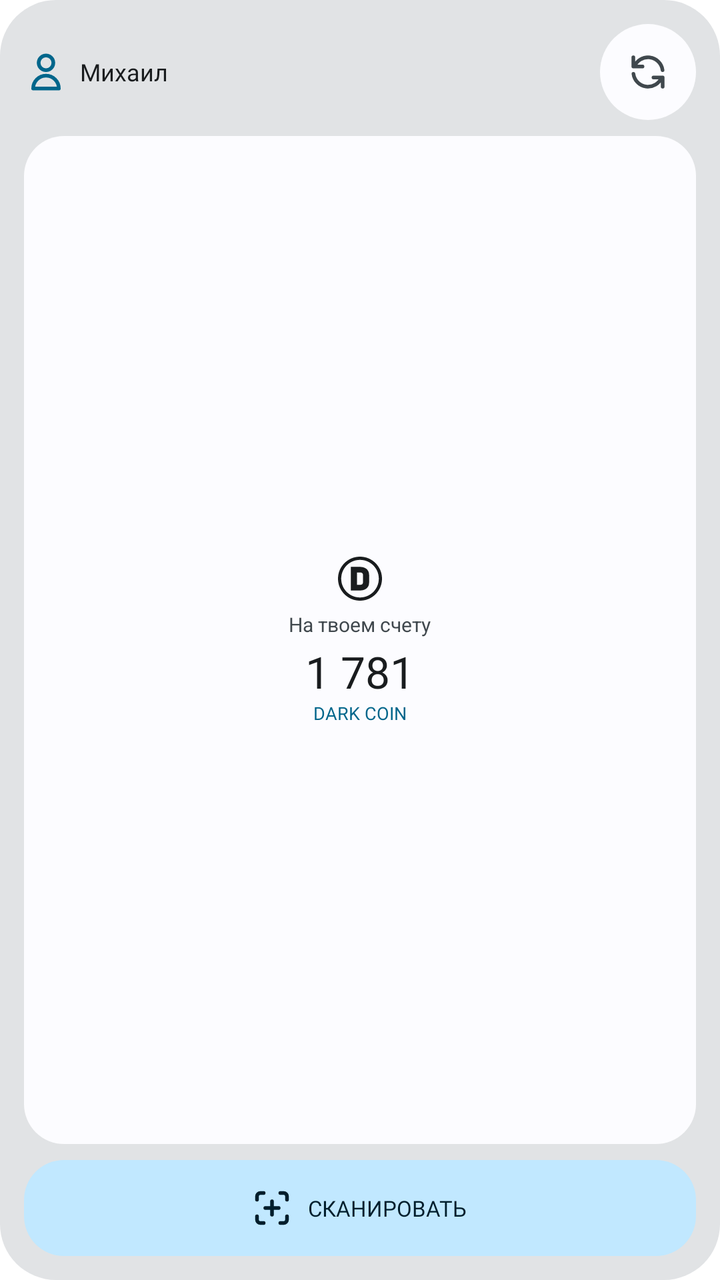
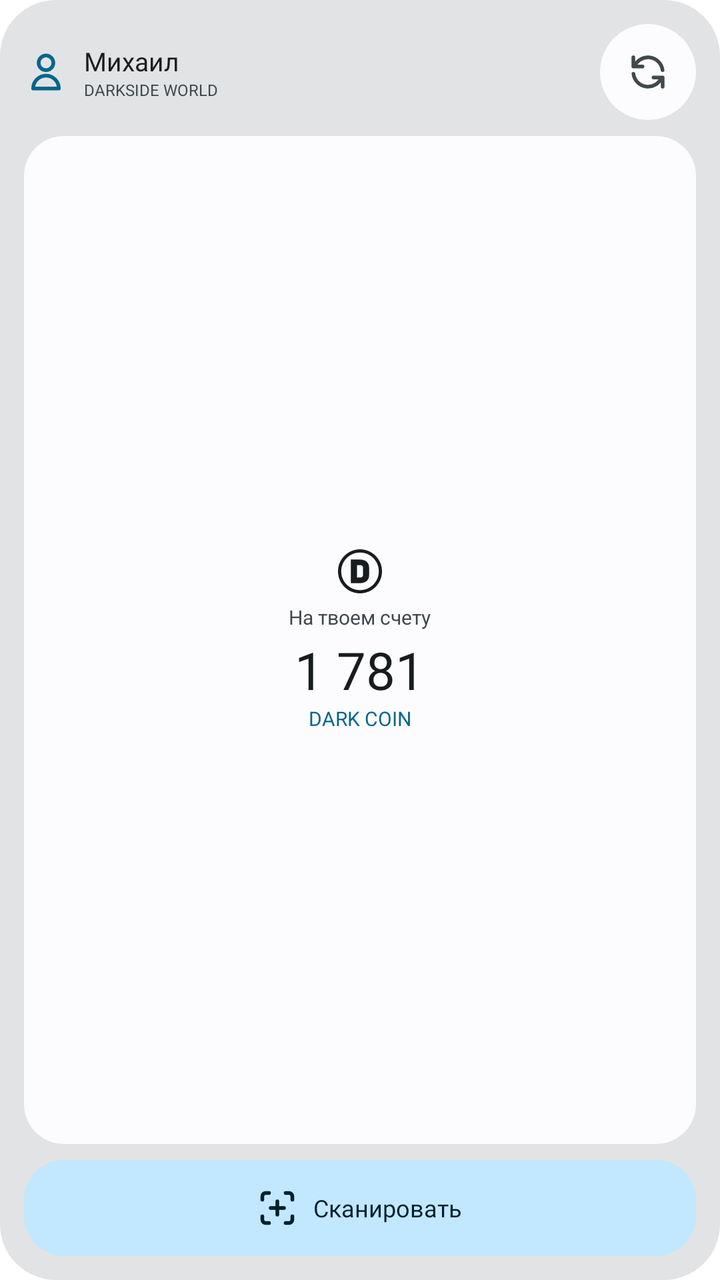

An Android layout rendered at two revisions. The XML below is the earlier revision; the diff shows what the commit changed to produce the second picture.
<!-- AndroidManifest.xml: application theme Theme.Darkside -->
<!-- res/layout/widget_darkside_tall.xml -->
<?xml version="1.0" encoding="utf-8"?>
<LinearLayout xmlns:android="http://schemas.android.com/apk/res/android"
    android:id="@+id/widget_root_tall"
    android:layout_width="match_parent"
    android:layout_height="match_parent"
    android:background="@drawable/bg_widget_container"
    android:orientation="vertical"
    android:padding="12dp">

    
    <LinearLayout
        android:layout_width="match_parent"
        android:layout_height="wrap_content"
        android:gravity="center_vertical"
        android:orientation="horizontal">

        <ImageView
            android:layout_width="22dp"
            android:layout_height="22dp"
            android:src="@drawable/ic_user"
            android:contentDescription="@string/app_name" />

        <TextView
            android:id="@+id/widget_user_name_tall"
            android:layout_width="0dp"
            android:layout_height="wrap_content"
            android:layout_marginStart="6dp"
            android:layout_weight="1"
            android:ellipsize="end"
            android:fontFamily="@font/unisans_bold"
            android:singleLine="true"
            android:text="Михаил"
            android:textColor="@color/widget_text_primary"
            android:textSize="12sp" />

        
        <ImageView
            android:id="@+id/widget_btn_refresh_tall"
            android:layout_width="48dp"
            android:layout_height="48dp"
            android:background="@drawable/bg_pill_badge"
            android:contentDescription="@string/refresh_btn"
            android:padding="13dp"
            android:src="@drawable/ic_refresh" />
    </LinearLayout>

    
    <LinearLayout
        android:layout_width="match_parent"
        android:layout_height="0dp"
        android:layout_marginTop="8dp"
        android:layout_marginBottom="8dp"
        android:layout_weight="1"
        android:background="@drawable/bg_widget_inner_card"
        android:gravity="center"
        android:orientation="vertical"
        android:padding="8dp">

        <ImageView
            android:layout_width="24dp"
            android:layout_height="24dp"
            android:src="@drawable/ic_coin"
            android:contentDescription="@string/app_name" />

        <TextView
            android:layout_width="wrap_content"
            android:layout_height="wrap_content"
            android:layout_marginTop="4dp"
            android:singleLine="true"
            android:text="@string/balance_label"
            android:textColor="@color/widget_text_secondary"
            android:textSize="10sp" />

        <TextView
            android:id="@+id/widget_balance_tall"
            android:layout_width="wrap_content"
            android:layout_height="wrap_content"
            android:layout_marginTop="2dp"
            android:fontFamily="@font/unisans_heavy"
            android:singleLine="true"
            android:text="1 781"
            android:textColor="@color/widget_text_primary"
            android:textSize="22sp" />

        <TextView
            android:id="@+id/widget_coins_label_tall"
            android:layout_width="wrap_content"
            android:layout_height="wrap_content"
            android:fontFamily="@font/unisans_bold"
            android:singleLine="true"
            android:text="@string/coins_unit"
            android:textColor="@color/widget_accent"
            android:textSize="9sp" />
    </LinearLayout>

    
    <LinearLayout
        android:id="@+id/widget_btn_scan_tall"
        android:layout_width="match_parent"
        android:layout_height="48dp"
        android:background="@drawable/bg_widget_action_card"
        android:clickable="true"
        android:focusable="true"
        android:gravity="center"
        android:orientation="horizontal"
        android:paddingStart="12dp"
        android:paddingEnd="12dp">

        <ImageView
            android:layout_width="20dp"
            android:layout_height="20dp"
            android:src="@drawable/ic_scan_qr"
            android:contentDescription="@string/scan_qr" />

        <TextView
            android:layout_width="wrap_content"
            android:layout_height="wrap_content"
            android:layout_marginStart="8dp"
            android:fontFamily="@font/unisans_bold"
            android:singleLine="true"
            android:text="@string/scan_qr"
            android:textColor="@color/widget_action_card_text"
            android:textSize="11sp" />
    </LinearLayout>

</LinearLayout>
<!-- resources referenced by this layout -->
<resources>
  <color name="widget_accent">@color/md_theme_primary</color>
  <color name="widget_action_card_text">@color/md_theme_onPrimaryContainer</color>
  <color name="widget_text_primary">@color/md_theme_onSurface</color>
  <color name="widget_text_secondary">@color/md_theme_onSurfaceVariant</color>
  <!-- drawable bg_pill_badge (drawable) -->
  <?xml version="1.0" encoding="utf-8"?>
  <shape xmlns:android="http://schemas.android.com/apk/res/android"
      android:shape="rectangle">
      <corners android:radius="100dp" />
      <solid android:color="@color/widget_inner_surface" />
  </shape>
  <!-- drawable bg_widget_action_card (drawable) -->
  <?xml version="1.0" encoding="utf-8"?>
  <ripple xmlns:android="http://schemas.android.com/apk/res/android"
      android:color="@color/widget_accent">
      <item>
          <shape android:shape="rectangle">
              <corners android:radius="@dimen/widget_inner_radius" />
              <solid android:color="@color/widget_action_card_bg" />
          </shape>
      </item>
  </ripple>
  <!-- drawable bg_widget_container (drawable) -->
  <?xml version="1.0" encoding="utf-8"?>
  <shape xmlns:android="http://schemas.android.com/apk/res/android"
      android:shape="rectangle">
      <corners android:radius="@dimen/widget_background_radius" />
      <solid android:color="@color/widget_background" />
  </shape>
  <!-- drawable bg_widget_inner_card (drawable) -->
  <?xml version="1.0" encoding="utf-8"?>
  <shape xmlns:android="http://schemas.android.com/apk/res/android"
      android:shape="rectangle">
      <corners android:radius="@dimen/widget_inner_radius" />
      <solid android:color="@color/widget_inner_surface" />
  </shape>
  <!-- drawable ic_user (drawable) -->
  <vector xmlns:android="http://schemas.android.com/apk/res/android"
      android:width="24dp"
      android:height="24dp"
      android:viewportWidth="24"
      android:viewportHeight="24">
      <path
          android:strokeColor="@color/widget_accent"
          android:strokeWidth="2"
          android:strokeLineCap="round"
          android:strokeLineJoin="round"
          android:pathData="M16,7a4,4 0 1,1 -8,0 4,4 0 0,1 8,0zM12,14a7,7 0 0,0 -7,7h14a7,7 0 0,0 -7,-7z" />
  </vector>
  <string name="app_name">Darkside</string>
  <string name="balance_label">На твоем счету</string>
  <string name="coins_unit">DARK COIN</string>
  <string name="refresh_btn">Обновить баланс</string>
  <string name="scan_qr">СКАНИРОВАТЬ</string>
  <color name="md_theme_primary">#6750A4</color>
  <color name="md_theme_onPrimaryContainer">#21005D</color>
  <color name="md_theme_onSurface">#1D1B20</color>
  <color name="md_theme_onSurfaceVariant">#49454F</color>
  <color name="widget_inner_surface">@color/md_theme_surface</color>
  <dimen name="widget_inner_radius">20dp</dimen>
  <color name="widget_action_card_bg">@color/md_theme_primaryContainer</color>
  <dimen name="widget_background_radius">28dp</dimen>
  <color name="widget_background">@color/md_theme_surfaceContainer</color>
  <color name="widget_coin_tint">@color/md_theme_onSurface</color>
  <color name="widget_icon_tint">@color/md_theme_onSurfaceVariant</color>
  <color name="md_theme_onPrimary">#FFFFFF</color>
  <color name="md_theme_primaryContainer">#EADDFF</color>
  <color name="md_theme_secondary">#625B71</color>
  <color name="md_theme_onSecondary">#FFFFFF</color>
  <color name="md_theme_secondaryContainer">#E8DEF8</color>
  <color name="md_theme_onSecondaryContainer">#1D192B</color>
  <color name="md_theme_surface">#FEF7FF</color>
  <color name="md_theme_surfaceVariant">#E7E0EC</color>
  <color name="md_theme_surfaceContainer">#F3EDF7</color>
  <color name="md_theme_surfaceContainerHigh">#ECE6F0</color>
  <color name="md_theme_surfaceContainerLow">#F7F2FA</color>
  <color name="md_theme_outline">#79747E</color>
  <color name="md_theme_outlineVariant">#CAC4D0</color>
  <color name="md_theme_background">#FEF7FF</color>
  <color name="md_theme_onBackground">#1D1B20</color>
  <!-- unchanged entries left out for length: 4 -->
</resources>

<!-- the commit's change to res/layout/widget_darkside_tall.xml (unified diff, before → after) -->
@@ -20,28 +20,59 @@
             android:src="@drawable/ic_user"
             android:contentDescription="@string/app_name" />
 
-        <TextView
-            android:id="@+id/widget_user_name_tall"
+        <LinearLayout
             android:layout_width="0dp"
             android:layout_height="wrap_content"
-            android:layout_marginStart="6dp"
+            android:layout_marginStart="8dp"
             android:layout_weight="1"
-            android:ellipsize="end"
-            android:fontFamily="@font/unisans_bold"
-            android:singleLine="true"
-            android:text="Михаил"
-            android:textColor="@color/widget_text_primary"
-            android:textSize="12sp" />
+            android:orientation="vertical">
+
+            <TextView
+                android:id="@+id/widget_user_name_tall"
+                android:layout_width="wrap_content"
+                android:layout_height="wrap_content"
+                android:ellipsize="end"
+                android:fontFamily="@font/unisans_bold"
+                android:singleLine="true"
+                android:text="Михаил"
+                android:textColor="@color/widget_text_primary"
+                android:textSize="13sp" />
+
+            <TextView
+                android:id="@+id/widget_club_label_tall"
+                android:layout_width="wrap_content"
+                android:layout_height="wrap_content"
+                android:singleLine="true"
+                android:text="DARKSIDE WORLD"
+                android:textColor="@color/widget_text_secondary"
+                android:textSize="8sp"
+                android:textAllCaps="true" />
+        </LinearLayout>
 
         
-        <ImageView
-            android:id="@+id/widget_btn_refresh_tall"
+        <FrameLayout
             android:layout_width="48dp"
-            android:layout_height="48dp"
-            android:background="@drawable/bg_pill_badge"
-            android:contentDescription="@string/refresh_btn"
-            android:padding="13dp"
-            android:src="@drawable/ic_refresh" />
+            android:layout_height="48dp">
+
+            <ImageView
+                android:id="@+id/widget_btn_refresh_tall"
+                android:layout_width="48dp"
+                android:layout_height="48dp"
+                android:layout_gravity="center"
+                android:background="@drawable/bg_pill_badge"
+                android:contentDescription="@string/refresh_btn"
+                android:padding="13dp"
+                android:src="@drawable/ic_refresh" />
+
+            <ProgressBar
+                android:id="@+id/widget_progress_refresh_tall"
+                style="?android:attr/progressBarStyleSmall"
+                android:layout_width="22dp"
+                android:layout_height="22dp"
+                android:layout_gravity="center"
+                android:indeterminate="true"
+                android:visibility="gone" />
+        </FrameLayout>
     </LinearLayout>
 
     
@@ -54,7 +85,7 @@
         android:background="@drawable/bg_widget_inner_card"
         android:gravity="center"
         android:orientation="vertical"
-        android:padding="8dp">
+        android:padding="10dp">
 
         <ImageView
             android:layout_width="24dp"
@@ -80,7 +111,7 @@
             android:singleLine="true"
             android:text="1 781"
             android:textColor="@color/widget_text_primary"
-            android:textSize="22sp" />
+            android:textSize="26sp" />
 
         <TextView
             android:id="@+id/widget_coins_label_tall"
@@ -90,7 +121,7 @@
             android:singleLine="true"
             android:text="@string/coins_unit"
             android:textColor="@color/widget_accent"
-            android:textSize="9sp" />
+            android:textSize="10sp" />
     </LinearLayout>
 
     
@@ -118,9 +149,9 @@
             android:layout_marginStart="8dp"
             android:fontFamily="@font/unisans_bold"
             android:singleLine="true"
-            android:text="@string/scan_qr"
+            android:text="@string/scan_qr_short"
             android:textColor="@color/widget_action_card_text"
-            android:textSize="11sp" />
+            android:textSize="12sp" />
     </LinearLayout>
 
 </LinearLayout>
<!-- resource entries referenced after the edit -->
@@ -54,6 +54,7 @@
   <string name="coins_unit">DARK COIN</string>
   <string name="refresh_btn">Обновить баланс</string>
   <string name="scan_qr">СКАНИРОВАТЬ</string>
+  <string name="scan_qr_short">Сканировать</string>
   <color name="md_theme_primary">#6750A4</color>
   <color name="md_theme_onPrimaryContainer">#21005D</color>
   <color name="md_theme_onSurface">#1D1B20</color>
